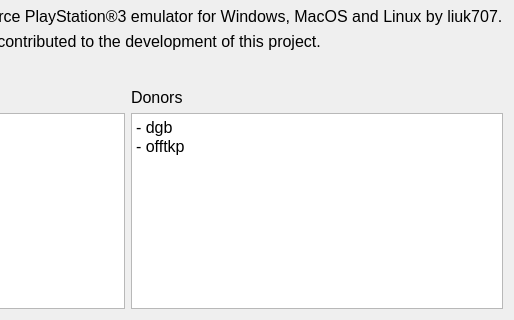
First picture: the form in ChonkyStation3/Frontend/UI/about.ui, repository liuk7071/ChonkyStation3, before the edit; both pictures show x 258 to 772 and y 100 to 420 of the 772 by 420 pixel window.
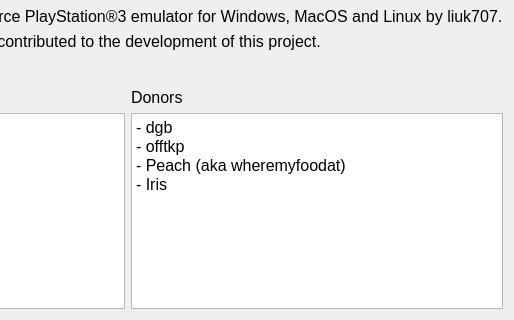
Second picture: the form after the edit.

Commit message: Frontend: Update About window

```diff
--- a/ChonkyStation3/Frontend/UI/about.ui
+++ b/ChonkyStation3/Frontend/UI/about.ui
@@ -122,7 +122,9 @@
 li.checked::marker { content: &quot;\2612&quot;; }
 &lt;/style&gt;&lt;/head&gt;&lt;body style=&quot; font-family:'.AppleSystemUIFont'; font-size:12pt; font-weight:400; font-style:normal;&quot;&gt;
 &lt;p style=&quot; margin-top:0px; margin-bottom:0px; margin-left:0px; margin-right:0px; -qt-block-indent:0; text-indent:0px;&quot;&gt;- dgb&lt;/p&gt;
-&lt;p style=&quot; margin-top:0px; margin-bottom:0px; margin-left:0px; margin-right:0px; -qt-block-indent:0; text-indent:0px;&quot;&gt;- offtkp&lt;/p&gt;&lt;/body&gt;&lt;/html&gt;</string>
+&lt;p style=&quot; margin-top:0px; margin-bottom:0px; margin-left:0px; margin-right:0px; -qt-block-indent:0; text-indent:0px;&quot;&gt;- offtkp&lt;/p&gt;
+&lt;p style=&quot; margin-top:0px; margin-bottom:0px; margin-left:0px; margin-right:0px; -qt-block-indent:0; text-indent:0px;&quot;&gt;- Peach (aka wheremyfoodat)&lt;/p&gt;
+&lt;p style=&quot; margin-top:0px; margin-bottom:0px; margin-left:0px; margin-right:0px; -qt-block-indent:0; text-indent:0px;&quot;&gt;- Iris&lt;/p&gt;&lt;/body&gt;&lt;/html&gt;</string>
        </property>
       </widget>
      </item>
```
